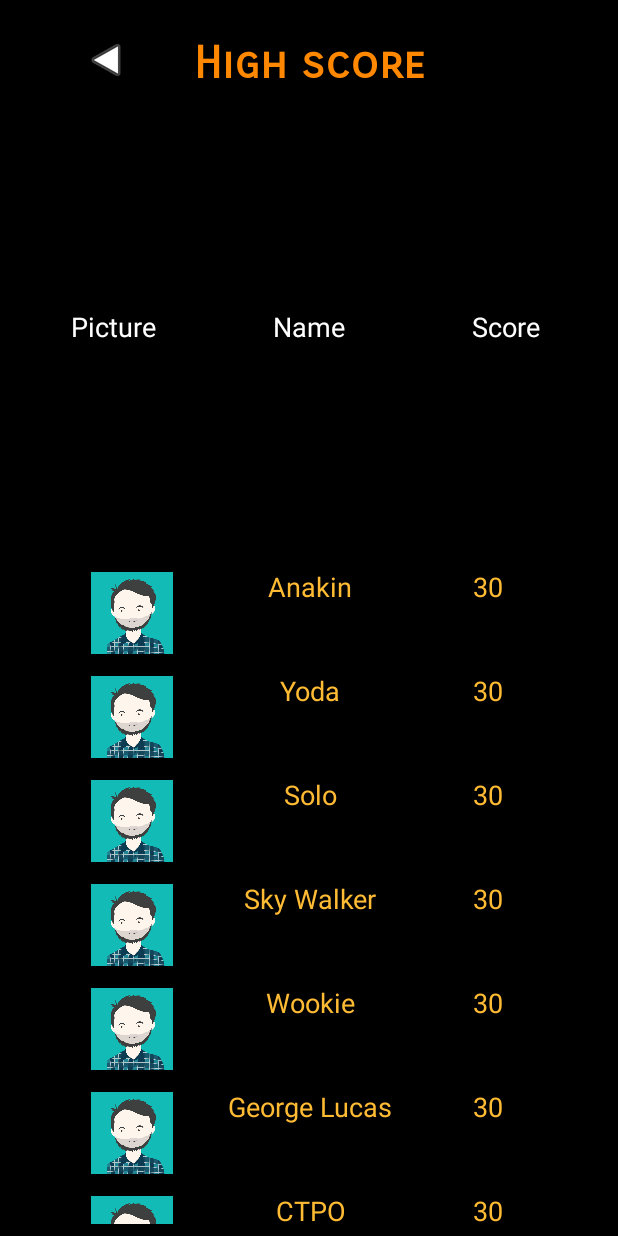
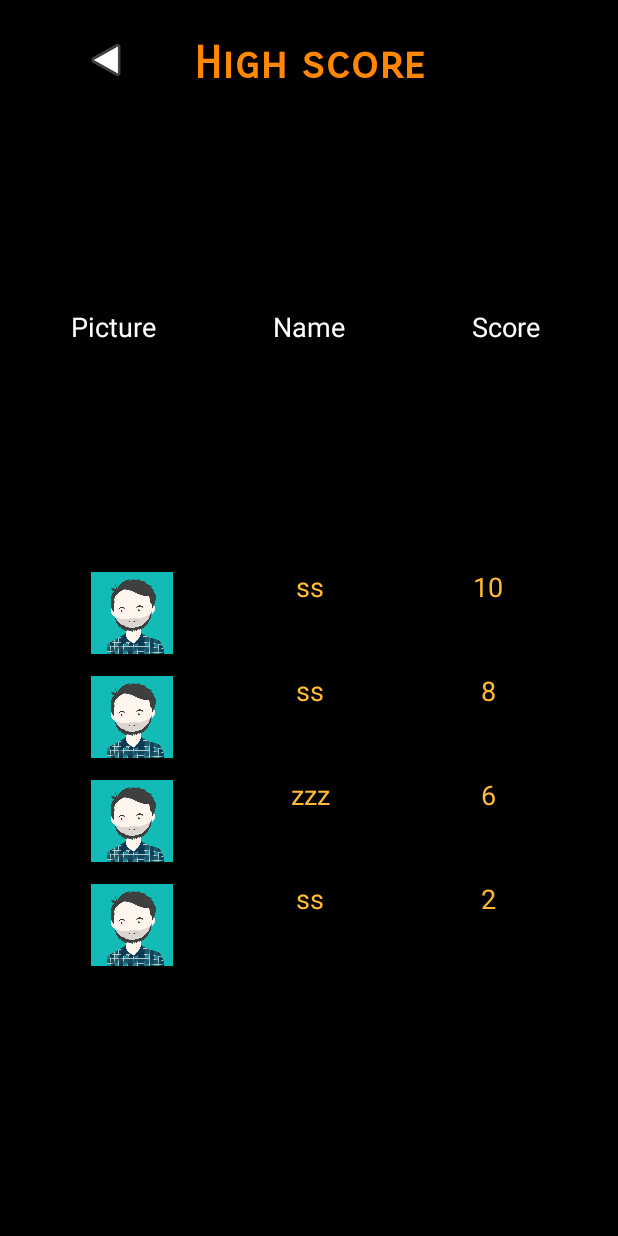
Before and after one commit to jjay1996/TrySub2018, an Android app: the HighScoreActivity screen opened directly, with no data from a screen before it, on a phone screen of 412 x 824 dp. Run offline under Robolectric (Android 15) with nearby library versions, the phone set to English and light mode, and no system bars; our stand-ins replace Firebase (no records; nobody signed in at launch, a user with empty details on screens opened directly); libraries missing offline, so code that uses them is left out: kotlin.coroutines.experimental.

Commit message:
finish highscore exept picture

```diff
--- a/app/src/main/java/com/egco428/trysub/HighScoreActivity.kt
+++ b/app/src/main/java/com/egco428/trysub/HighScoreActivity.kt
@@ -2,8 +2,10 @@ package com.egco428.trysub
 
 import android.content.Context
 import android.graphics.Color
+import android.os.AsyncTask
 import android.support.v7.app.AppCompatActivity
 import android.os.Bundle
+import android.os.Handler
 import android.util.Log
 import android.view.*
 import android.widget.BaseAdapter
@@ -16,8 +18,14 @@ import com.google.firebase.database.FirebaseDatabase
 import com.google.firebase.database.ValueEventListener
 import kotlinx.android.synthetic.main.activity_high_score.*
 import kotlinx.android.synthetic.main.row_high_score.view.*
+import kotlin.coroutines.experimental.*
+import java.sql.Array
+import kotlin.coroutines.experimental.coroutineContext
+import kotlin.coroutines.experimental.suspendCoroutine
 
 class HighScoreActivity : AppCompatActivity() {
+
+    private lateinit var userID:String
 
     override fun onCreate(savedInstanceState: Bundle?) {
         super.onCreate(savedInstanceState)
@@ -26,50 +34,58 @@ class HighScoreActivity : AppCompatActivity() {
         setTitle("                    Try-Sub")
         //supportActionBar!!.setDisplayHomeAsUpEnabled(true)
 
-        backFromHSBtn.setOnClickListener {
+        userID = "User/-LScPrxbemODH7AsIJ86"
+
+        backFromHSBtn.setOnClickListener  {
             finish()
         }
 
-
-        var database = FirebaseDatabase.getInstance().getReference("User/-LScPrxbemODH7AsIJ86")
+        var list :ArrayList<ArrayList<String>> = arrayListOf(arrayListOf("zzz","6"),arrayListOf("ss","2"),arrayListOf("ss","8"),arrayListOf("ss","10"))
+        var database = FirebaseDatabase.getInstance().getReference("User")
         database.addValueEventListener(object  : ValueEventListener {
             override fun onCancelled(p0: DatabaseError?) {
 
             }
 
             override fun onDataChange(p0: DataSnapshot?) {
-                Log.d("test",p0.toString())
-                /*for (i in p0!!.children){
-                    Log.d("test",i.child("username").value.toString())
-                    Log.d("test",i.child("user_mission").child("unlock_level").value.toString())
-                }*/
+                for (i in p0!!.children){
+                    var listIn:ArrayList<String> = arrayListOf()
+                    listIn.add(i.child("name").value.toString())
+                    listIn.add(i.child("user_mission").child("total_score").value.toString())
+                    list.add(listIn)
+                }
+                var i = 1
+                var j: Int
+                while (i < list.size) {
+                    var key = arrayListOf(list[i][0],list[i][1])
+                    j = i - 1
+
+                    while (j >= 0 && list[j][1].toInt() < key[1].toInt()) {
+                        list[j+1] = list[j]
+                        j = j - 1
+
+                    }
+                    list[j+1] = key
+                    Log.d("test",list.toString())
+                    i++
+                }
+                val listView = findViewById<ListView>(R.id.highscoreList)
+                listView.adapter = myCustomAdapter(this@HighScoreActivity,list)
             }
         })
-
-
-        val listView = findViewById<ListView>(R.id.highscoreList)
-
-//        val redColor = Color.parseColor("#FF0000")
-//        listView.setBackgroundColor(redColor)
-
-        listView.adapter = myCustomAdapter(this)
-        listView.setOnItemClickListener { adapterView, view, position, id ->
-            val item = adapterView.getItemAtPosition(position) as String
-            Toast.makeText(this, "${item} $position", Toast.LENGTH_SHORT).show()
-        }
     }
 
-    private class myCustomAdapter(context: Context): BaseAdapter(){
+    private class myCustomAdapter(context: Context,listOut:ArrayList<ArrayList<String>>): BaseAdapter(){
         private val mContext: Context
-        private val names = arrayListOf<String>("Anakin","Yoda","Solo","Sky Walker","Wookie","George Lucas","CTPO","R2D2"
-                ,"Anakin","Yoda","Solo","Sky Walker","Wookie","George Lucas","CTPO","R2D2","Anakin","Yoda","Solo","Sky Walker"
-                ,"Wookie","George Lucas","CTPO","R2D2","Anakin","Yoda","Solo","Sky Walker","Wookie","George Lucas","CTPO","R2D2")
+        private var list :ArrayList<ArrayList<String>>
         init{
             mContext = context
+            list = listOut
+            Log.d("test","test = "+list.toString())
         }
 
         override fun getCount(): Int {
-            return names.size
+            return list.size
         }
 
         override fun getItemId(position: Int): Long {
@@ -77,7 +93,7 @@ class HighScoreActivity : AppCompatActivity() {
         }
 
         override fun getItem(position: Int): Any {
-            return names[position]
+            return list[position]
         }
 
         override fun getView(position: Int, convertView: View?, viewGroup: ViewGroup?): View {
@@ -85,18 +101,19 @@ class HighScoreActivity : AppCompatActivity() {
             if(convertView == null){
                 val layoutInflator = LayoutInflater.from(viewGroup!!.context)
                 rowMain = layoutInflator.inflate(R.layout.row_high_score, viewGroup, false)
-                val viewHolder = ViewHolder(rowMain.testName)
+                val viewHolder = ViewHolder(rowMain.testName,rowMain.testHighScore)
                 rowMain.tag = viewHolder
             } else {
                 rowMain = convertView
             }
             val viewHolder = rowMain.tag as ViewHolder
-            viewHolder.nameText.text = names.get(position)
-
+            viewHolder.nameText.text = list.get(position).get(0)
+            viewHolder.totalScore.text = list.get(position).get(1)
             return rowMain
         }
 
-        private class ViewHolder(val nameText: TextView){
+
+        private class ViewHolder(val nameText: TextView ,val totalScore: TextView){
 
         }
     }
```
